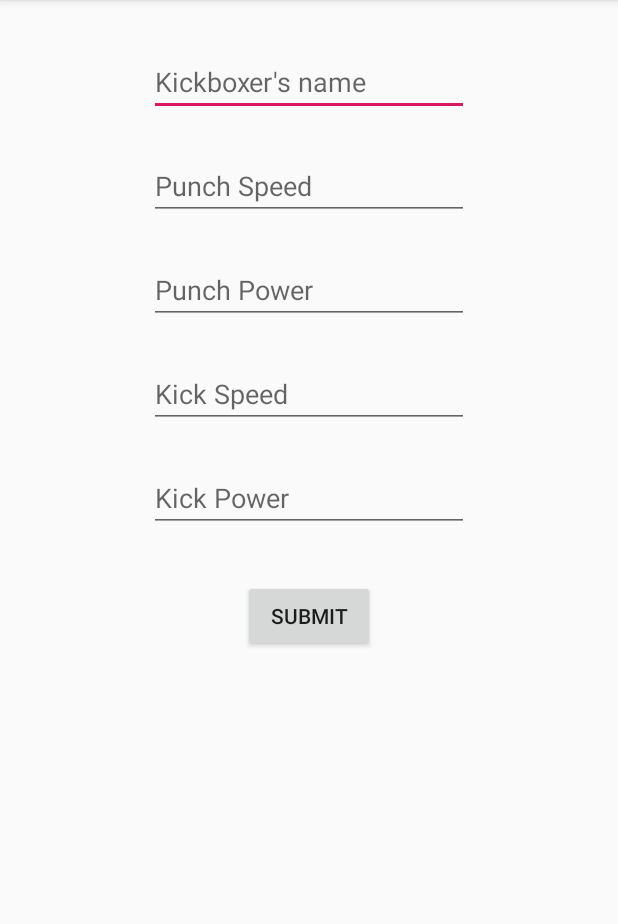
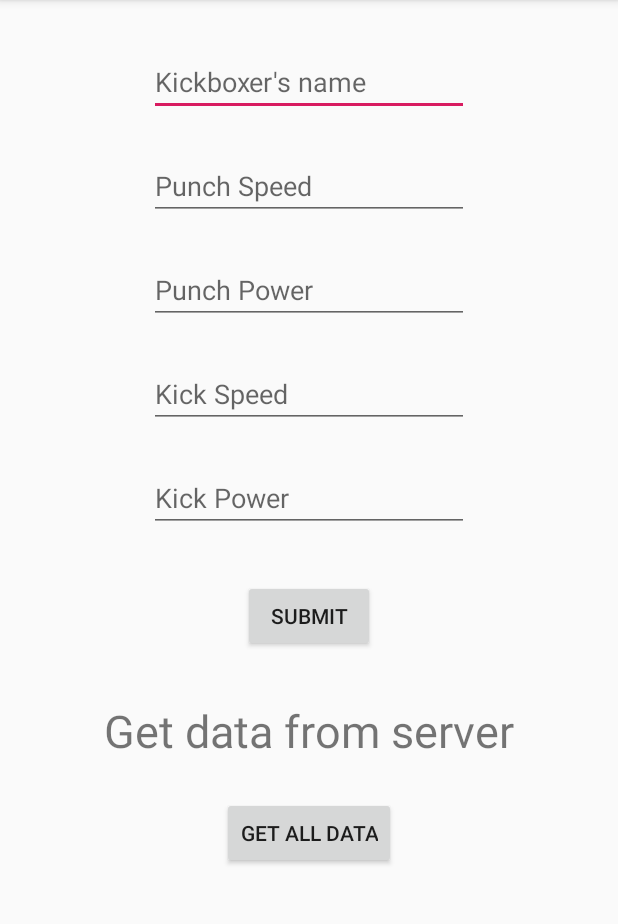
Before and after one commit to klintwales/InstagramClone, an Android app: the screen it shows after launch (SignUp), on a phone screen of 412 x 824 dp, the part 84-1008 px from its top. Run offline under Robolectric (Android 15) with nearby library versions, the phone set to English and light mode, and no system bars; libraries missing offline, so code that uses them is left out: com.parse, com.shashank.sony; 2 statements that could not run were skipped.

Commit message:
Added function to get data from parse server

```diff
--- a/InstagramClone/app/src/main/java/com/example/instagramclone/SignUp.java
+++ b/InstagramClone/app/src/main/java/com/example/instagramclone/SignUp.java
@@ -10,16 +10,26 @@ import android.widget.TextView;
 import android.widget.Toast;
 
 import com.google.android.material.textfield.TextInputEditText;
+import com.parse.FindCallback;
+import com.parse.GetCallback;
+import com.parse.Parse;
+import com.parse.ParseClassName;
 import com.parse.ParseException;
 import com.parse.ParseInstallation;
 import com.parse.ParseObject;
+import com.parse.ParseQuery;
 import com.parse.SaveCallback;
 import com.shashank.sony.fancytoastlib.FancyToast;
 
+import java.util.List;
+
 
 public class SignUp extends AppCompatActivity implements View.OnClickListener {
-    public Button btnSubmit;
+    public Button btnSubmit, btnGetAllData;
     private EditText edtName, edtPunchSpeed, edtPunchPower, edtKickSpeed, edtKickPower;
+    private TextView txtGetData;
+
+    private String allKickBoxers;
 
 
     @Override
@@ -36,6 +46,53 @@ public class SignUp extends AppCompatActivity implements View.OnClickListener {
         edtKickPower = findViewById(R.id.edtKickPower);
 
         btnSubmit.setOnClickListener(SignUp.this);
+
+        txtGetData = findViewById(R.id.txtGetData);
+
+        btnGetAllData = findViewById(R.id.btnGetAllData);
+
+
+        txtGetData.setOnClickListener(new View.OnClickListener() {
+            @Override
+            public void onClick(View v) {
+                ParseQuery<ParseObject> parseQuery = ParseQuery.getQuery("KickBoxer");
+                parseQuery.getInBackground("yAbR1pshsl", new GetCallback<ParseObject>(){
+                    @Override
+                    public void done (ParseObject object, ParseException e) {
+                    if (object != null && e == null){
+                        txtGetData.setText(object.get("name") + "" );
+                    }
+
+                    }
+                });
+            }
+        });
+
+        btnGetAllData.setOnClickListener(new View.OnClickListener() {
+            @Override
+            public void onClick(View v) {
+
+                allKickBoxers = "";
+
+                ParseQuery<ParseObject> queryAll = ParseQuery.getQuery("KickBoxer");
+                queryAll.findInBackground(new FindCallback<ParseObject>() {
+                    @Override
+                    public void done(List<ParseObject> objects, ParseException e) {
+                        if(e == null){
+                            if (objects.size() > 0){
+                                for(ParseObject kickBoxer : objects) {
+                                    allKickBoxers = allKickBoxers + kickBoxer.get("name") + "\n";
+                                }
+                                FancyToast.makeText(SignUp.this, allKickBoxers, FancyToast.LENGTH_LONG, FancyToast.SUCCESS, false).show();
+                            }
+                            else{
+                                FancyToast.makeText(SignUp.this, e.getMessage(), FancyToast.LENGTH_LONG, FancyToast.ERROR, false).show();
+                            }
+                        }
+                    }
+                });
+            }
+        });
     }
 
 
--- a/InstagramClone/app/src/main/res/layout/activity_main.xml
+++ b/InstagramClone/app/src/main/res/layout/activity_main.xml
@@ -75,4 +75,25 @@
         app:layout_constraintEnd_toEndOf="parent"
         app:layout_constraintStart_toStartOf="parent"
         app:layout_constraintTop_toBottomOf="@+id/edtKickPower" />
+
+    <TextView
+        android:id="@+id/txtGetData"
+        android:layout_width="wrap_content"
+        android:layout_height="wrap_content"
+        android:layout_marginTop="32dp"
+        android:text="Get data from server"
+        android:textSize="30sp"
+        app:layout_constraintEnd_toEndOf="parent"
+        app:layout_constraintStart_toStartOf="parent"
+        app:layout_constraintTop_toBottomOf="@+id/btnSubmit" />
+
+    <Button
+        android:id="@+id/btnGetAllData"
+        android:layout_width="wrap_content"
+        android:layout_height="wrap_content"
+        android:layout_marginTop="24dp"
+        android:text="Get All Data"
+        app:layout_constraintEnd_toEndOf="parent"
+        app:layout_constraintStart_toStartOf="parent"
+        app:layout_constraintTop_toBottomOf="@+id/txtGetData" />
 </androidx.constraintlayout.widget.ConstraintLayout>
```
